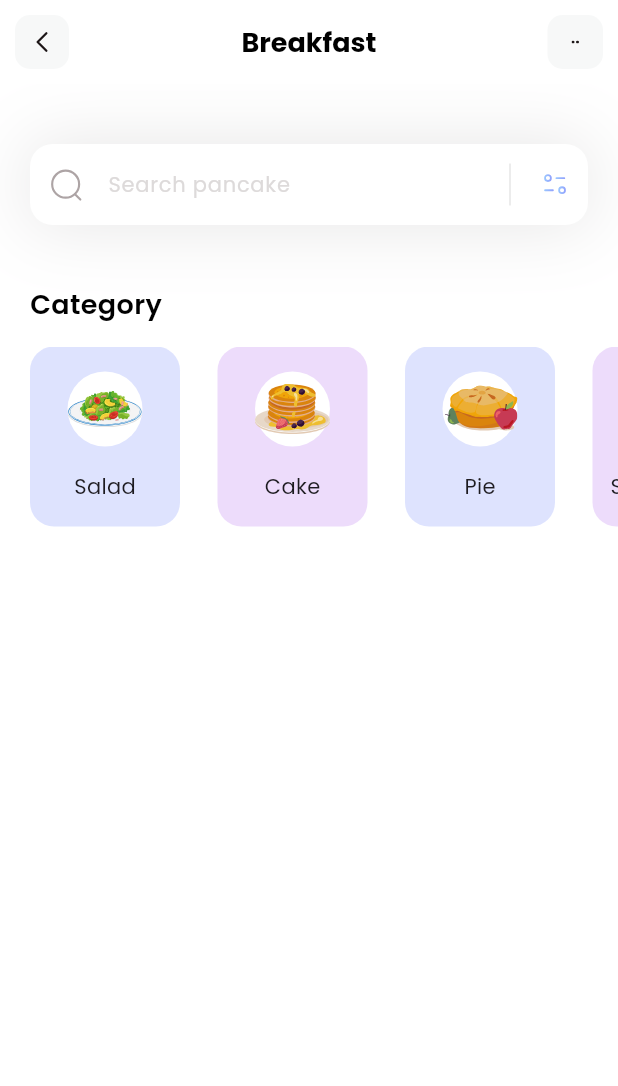
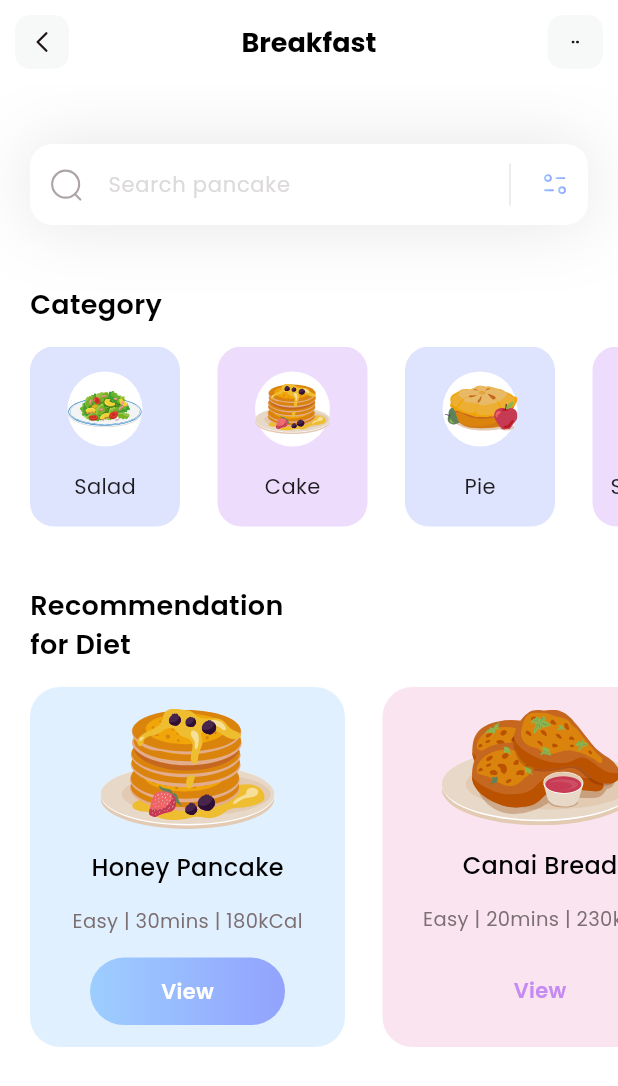
Before and after one commit to Vlad-Shaitanov/Flutter_simple_food_app, a Flutter app: the screen it shows after launch, on a phone screen of 412 x 824 dp. Shown: the top 1086 px of the screen. Run offline on Flutter 3.47's test engine with Material 3 defaults, Android fonts, the phone set to English and light mode, and no system bars; our stand-ins replace flutter_svg.

Commit message:
feat: Добавлена секция рекомендаций для диеты

```diff
--- /dev/null
+++ b/lib/models/diet_model.dart
@@ -0,0 +1,45 @@
+import 'package:flutter/material.dart';
+
+class DietModel {
+  String name;
+  String iconPath;
+  String level;
+  String duration;
+  String calorie;
+  bool viewIsSelected;
+  Color boxColor;
+
+  DietModel({
+    required this.name,
+    required this.iconPath,
+    required this.level,
+    required this.duration,
+    required this.calorie,
+    required this.viewIsSelected,
+    required this.boxColor,
+  });
+
+  static List<DietModel> getDiets() {
+    List<DietModel> diets = [];
+
+    diets.add(DietModel(
+        name: 'Honey Pancake',
+        iconPath: 'assets/icons/honey-pancakes.svg',
+        level: 'Easy',
+        duration: '30mins',
+        calorie: '180kCal',
+        viewIsSelected: true,
+        boxColor: const Color(0xff9DCEFF)));
+
+    diets.add(DietModel(
+        name: 'Canai Bread',
+        iconPath: 'assets/icons/canai-bread.svg',
+        level: 'Easy',
+        duration: '20mins',
+        calorie: '230kCal',
+        viewIsSelected: false,
+        boxColor: const Color(0xffEEA4CE)));
+
+    return diets;
+  }
+}
--- a/lib/pages/home.dart
+++ b/lib/pages/home.dart
@@ -1,4 +1,5 @@
 import 'package:flutter/material.dart';
+import 'package:flutter_simple_food_app/models/diet_model.dart';
 import 'package:flutter_svg/flutter_svg.dart';
 
 import '../models/category_model.dart';
@@ -12,14 +13,16 @@
 
 class _HomePageState extends State<HomePage> {
   List<CategoryModel> categories = [];
+  List<DietModel> diets = [];
 
-  void _getCategories() {
+  void _initialInfo() {
     categories = CategoryModel.getCategories();
+    diets = DietModel.getDiets();
   }
 
   @override
   Widget build(BuildContext context) {
-    _getCategories();
+    _initialInfo();
     return Scaffold(
       appBar: appBar(),
       backgroundColor: Colors.white,
@@ -28,8 +31,93 @@
         const SizedBox(
           height: 40,
         ),
-        _categorySection()
+        _categorySection(),
+        const SizedBox(
+          height: 40,
+        ),
+        _dietSection()
       ]),
+    );
+  }
+
+  Column _dietSection() {
+    return Column(
+      crossAxisAlignment: CrossAxisAlignment.start,
+      children: [
+        const Padding(
+          padding: EdgeInsets.only(left: 20),
+          child: Text(
+            'Recommendation\nfor Diet',
+            style: TextStyle(
+                color: Colors.black, fontSize: 18, fontWeight: FontWeight.w600),
+          ),
+        ),
+        const SizedBox(
+          height: 15,
+        ),
+        Container(
+          height: 240,
+          child: ListView.separated(
+              scrollDirection: Axis.horizontal,
+              padding: const EdgeInsets.only(left: 20, right: 20),
+              itemBuilder: (context, index) {
+                return Container(
+                  width: 210,
+                  decoration: BoxDecoration(
+                      color: diets[index].boxColor.withOpacity(0.3),
+                      borderRadius: BorderRadius.circular(20)),
+                  child: Column(
+                    mainAxisAlignment: MainAxisAlignment.spaceEvenly,
+                    children: [
+                      SvgPicture.asset(diets[index].iconPath),
+                      Text(
+                        diets[index].name,
+                        style: const TextStyle(
+                            fontWeight: FontWeight.w500,
+                            color: Colors.black,
+                            fontSize: 16),
+                      ),
+                      Text(
+                        '${diets[index].level} | ${diets[index].duration} | ${diets[index].calorie}',
+                        style: const TextStyle(
+                            color: Color(0xff7B6F72),
+                            fontSize: 13,
+                            fontWeight: FontWeight.w400),
+                      ),
+                      Container(
+                        height: 45,
+                        width: 130,
+                        decoration: BoxDecoration(
+                            gradient: LinearGradient(colors: [
+                              diets[index].viewIsSelected
+                                  ? Color(0xff9DCEFF)
+                                  : Colors.transparent,
+                              diets[index].viewIsSelected
+                                  ? Color(0xff92A3FD)
+                                  : Colors.transparent,
+                            ]),
+                            borderRadius: BorderRadius.circular(50)),
+                        child: Center(
+                            child: Text(
+                          "View",
+                          style: TextStyle(
+                              color: diets[index].viewIsSelected
+                                  ? Colors.white
+                                  : Color(0xffC58BF2),
+                              fontWeight: FontWeight.w600,
+                              fontSize: 14),
+                        )),
+                      )
+                    ],
+                  ),
+                );
+              },
+              separatorBuilder: (context, index) => const SizedBox(
+                    width: 25,
+                  ),
+              itemCount: diets.length),
+        )
+      ],
     );
   }
 
```
Also changed, not shown: assets/icons/canai-bread.svg (added), assets/icons/honey-pancakes.svg (added).
